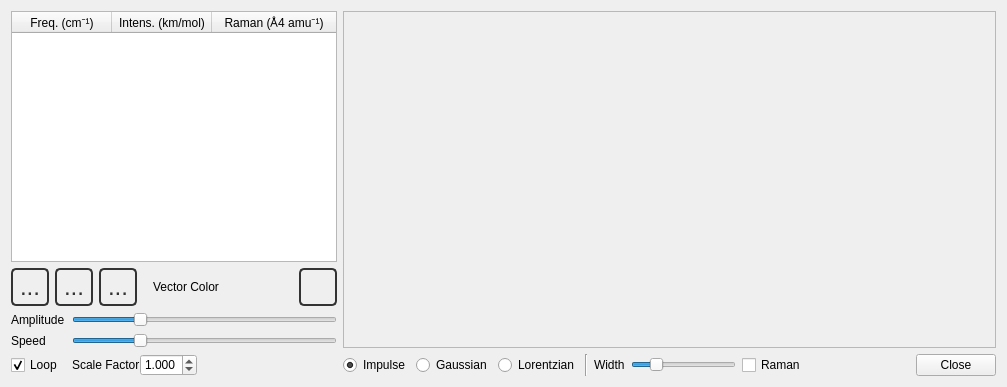
Old version of the form src/Configurator/FrequenciesConfigurator.ui in the repository nutjunkie/IQmol.
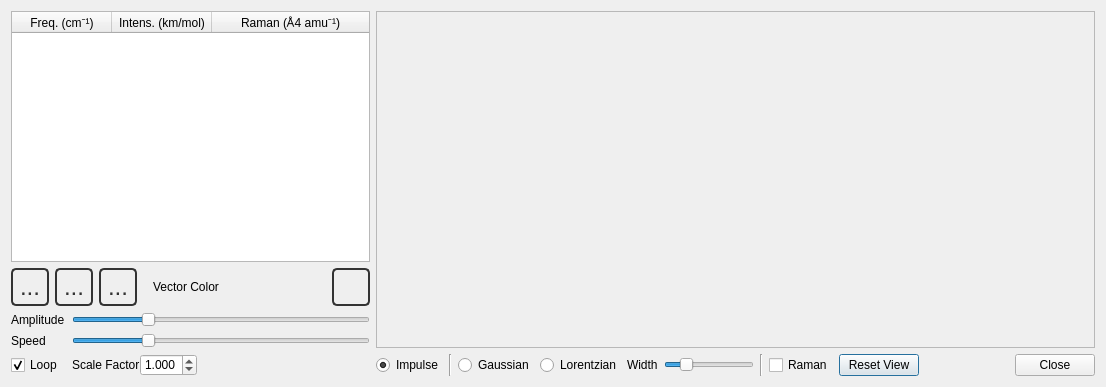
New version of the form. Icons and pictures are not drawn.

Patch:
```diff
--- a/src/Configurator/FrequenciesConfigurator.ui
+++ b/src/Configurator/FrequenciesConfigurator.ui
@@ -6,7 +6,7 @@
    <rect>
     <x>0</x>
     <y>0</y>
-    <width>1007</width>
+    <width>1106</width>
     <height>387</height>
    </rect>
   </property>
@@ -419,6 +419,13 @@
          </property>
         </widget>
        </item>
+       <item>
+        <widget class="Line" name="line_3">
+         <property name="orientation">
+          <enum>Qt::Vertical</enum>
+         </property>
+        </widget>
+       </item>
        <item>
         <widget class="QRadioButton" name="gaussianButton">
          <property name="text">
@@ -433,13 +440,6 @@
          </property>
         </widget>
        </item>
-       <item>
-        <widget class="Line" name="line_2">
-         <property name="orientation">
-          <enum>Qt::Vertical</enum>
-         </property>
-        </widget>
-       </item>
        <item>
         <widget class="QLabel" name="widthLabel">
          <property name="text">
@@ -463,6 +463,13 @@
          </property>
         </widget>
        </item>
+       <item>
+        <widget class="Line" name="line">
+         <property name="orientation">
+          <enum>Qt::Vertical</enum>
+         </property>
+        </widget>
+       </item>
        <item>
         <widget class="QCheckBox" name="ramanCheckbox">
          <property name="text">
@@ -470,6 +477,13 @@
          </property>
         </widget>
        </item>
+       <item>
+        <widget class="QPushButton" name="resetViewButton">
+         <property name="text">
+          <string>Reset View</string>
+         </property>
+        </widget>
+       </item>
        <item>
         <spacer name="horizontalSpacer">
          <property name="orientation">
```
